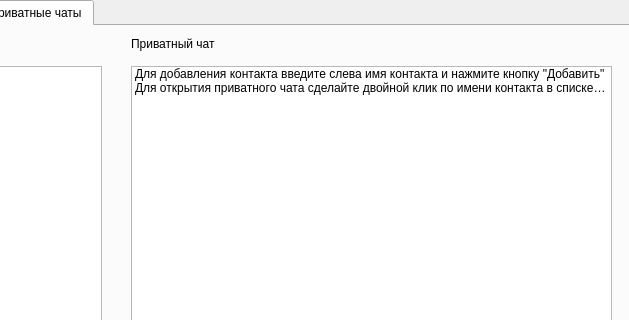
vakhnin/geekbrains-messenger, file client_gui/clientUI.ui: the form before one commit; both pictures show x 171 to 800 and y 0 to 320 of the 800 by 588 pixel window.
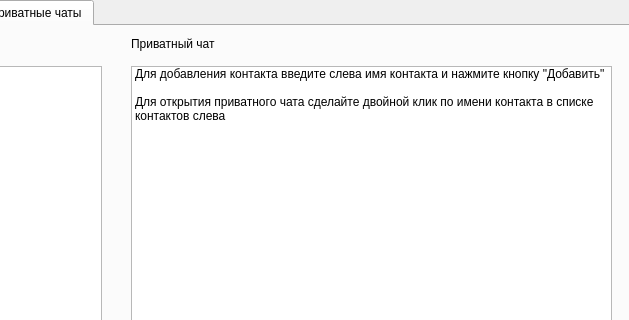
The form after the commit.

Commit message: Открытие приватного чата в главном виджете клиента

The edit to the form file:
```diff
--- a/client_gui/clientUI.ui
+++ b/client_gui/clientUI.ui
@@ -136,7 +136,7 @@
        <bool>false</bool>
       </property>
       <property name="wordWrap">
-       <bool>false</bool>
+       <bool>true</bool>
       </property>
       <item>
        <property name="text">
@@ -145,7 +145,7 @@
       </item>
       <item>
        <property name="text">
-        <string>Для открытия приватного чата сделайте двойной клик по имени контакта в списке контактов справа</string>
+        <string>Для открытия приватного чата сделайте двойной клик по имени контакта в списке контактов слева</string>
        </property>
       </item>
      </widget>
```
Left out of the diff: 3 changed lines with no effect on the pictures. The commit also changes 1 other file.
